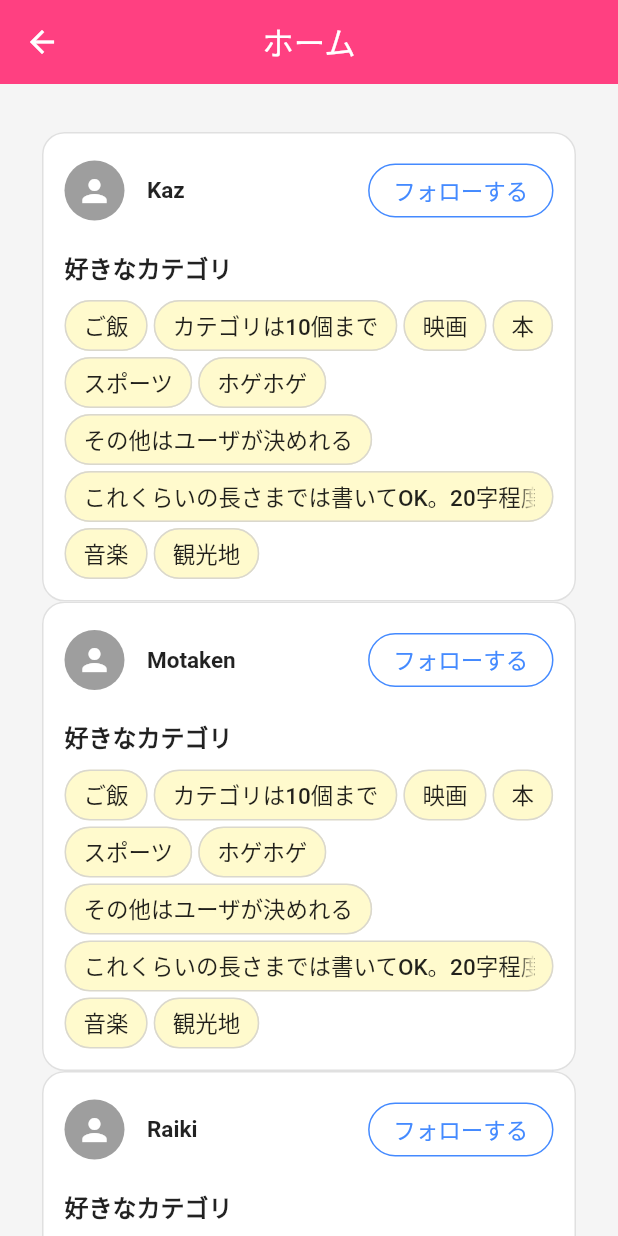
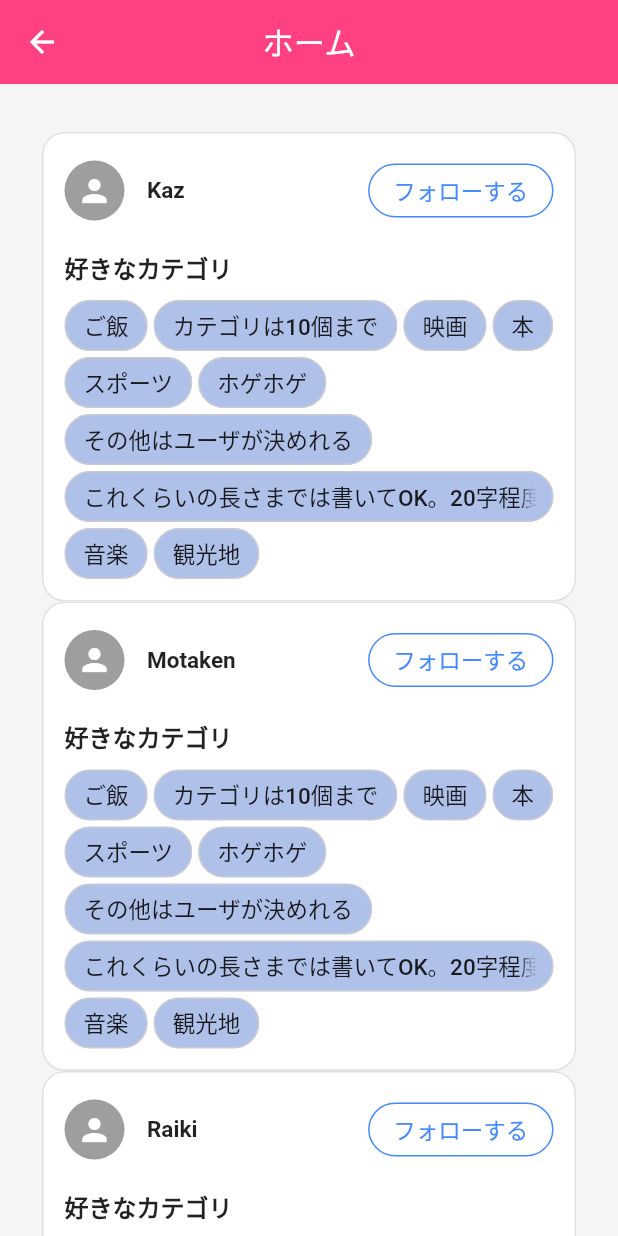
Before and after one commit to Team-Ganju/favoritism_communication, a Flutter app: the HomeView screen opened by its route, on a phone screen of 412 x 824 dp. Run offline on Flutter 3.47's test engine with Material 2 defaults, Android fonts, the phone set to English and light mode, and no system bars; our stand-ins replace form_builder_validators, get.

Commit message:
サンプルとして、色をランダムで設定できる形に修正

```diff
--- a/lib/app/components/pages/home/views/home_view.dart
+++ b/lib/app/components/pages/home/views/home_view.dart
@@ -6,7 +6,6 @@ import '../../../molecules/user_card.dart';
 import 'dart:math' as math;
 
 class HomeView extends GetView<HomeController> {
-  static const tempCategoryNameList = ['観光地', '映画', '本', '音楽', 'ご飯', 'スポーツ', 'ホゲホゲ', 'カテゴリは10個まで', 'これくらいの長さまでは書いてOK。20字程度。', 'その他はユーザが決めれる'];
   const HomeView({Key? key}) : super(key: key);
   @override
   Widget build(BuildContext context) {
@@ -18,7 +17,7 @@ class HomeView extends GetView<HomeController> {
         UserCardData(
           item,
           getRandomCategoryList().map((item) {
-            return CategoryData(item, const Color.fromRGBO(255, 250, 205, 1));
+            return CategoryData(item, getRandomColor());
           }).toList()
         ),
         controller
@@ -58,3 +57,11 @@ List<String> getRandomCategoryList() {
     return categories[item];
   }).toList();
 }
+
+Color getRandomColor() {
+  var rand = math.Random();
+  var red = rand.nextInt(100) + 155;
+  var green = rand.nextInt(100) + 155;
+  var blue = rand.nextInt(100) + 155;
+  return Color.fromRGBO(red, green, blue, 1);
+}
```
